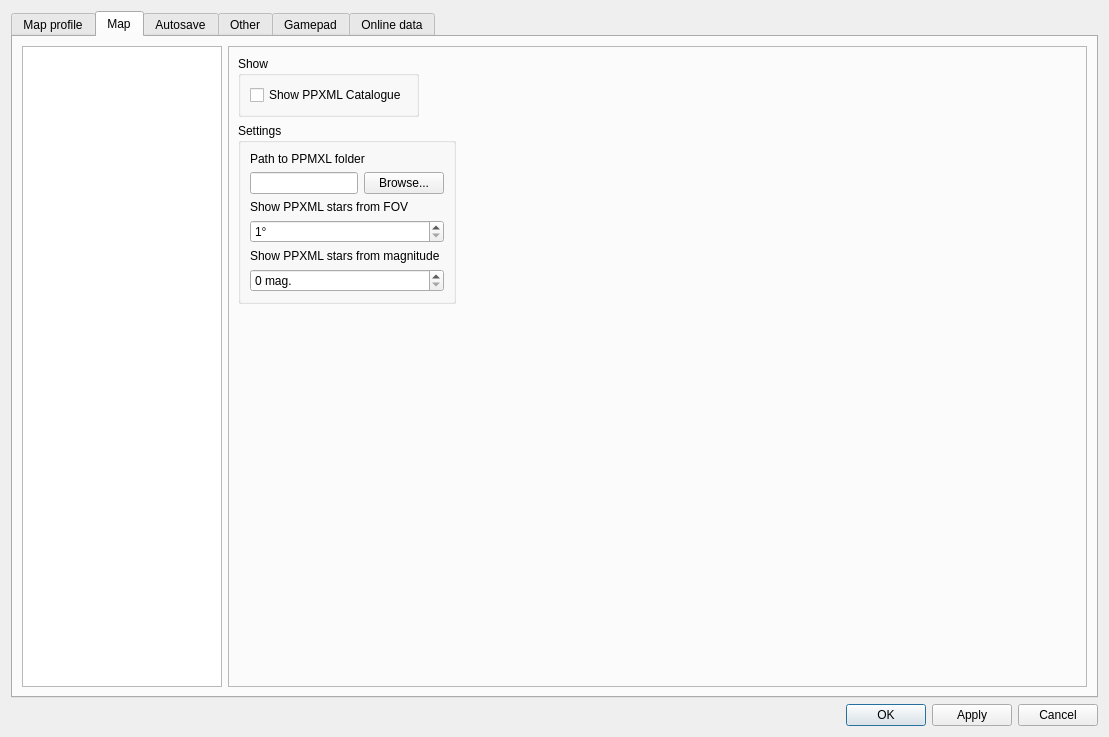
This is csetting.ui in PavelMr/skytechx as Qt 5 draws it before an edit. The edited form follows.
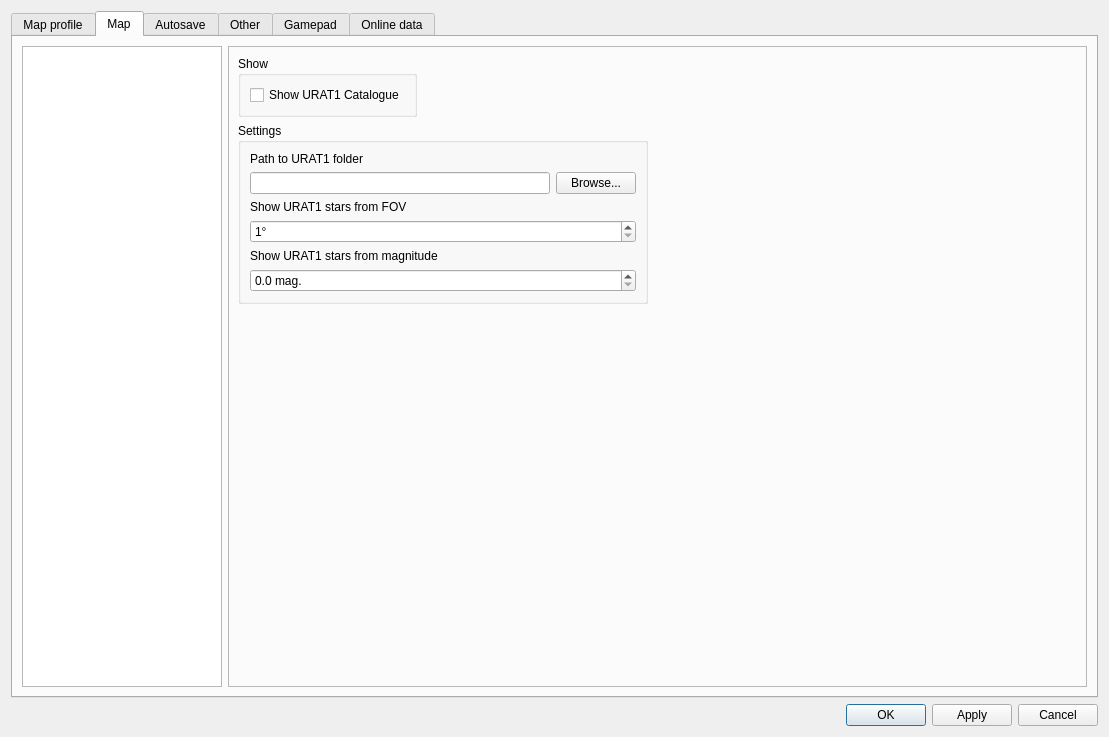
This is the edited form. The open tabs and pages were chosen to show the change. Custom widgets are drawn as their Qt base class.

Commit message: Added URAT1 catalog

```diff
--- a/csetting.ui
+++ b/csetting.ui
@@ -3102,7 +3102,14 @@
                     <item>
                      <layout class="QHBoxLayout" name="horizontalLayout_22">
                       <item>
-                       <widget class="QLineEdit" name="lineEdit_2"/>
+                       <widget class="QLineEdit" name="lineEdit_2">
+                        <property name="minimumSize">
+                         <size>
+                          <width>300</width>
+                          <height>0</height>
+                         </size>
+                        </property>
+                       </widget>
                       </item>
                       <item>
                        <widget class="QPushButton" name="pushButton_17">
@@ -3149,7 +3156,7 @@
                        <string> mag.</string>
                       </property>
                       <property name="decimals">
-                       <number>0</number>
+                       <number>1</number>
                       </property>
                       <property name="minimum">
                        <double>0.000000000000000</double>
@@ -3589,7 +3596,125 @@
                        <string> mag.</string>
                       </property>
                       <property name="decimals">
+                       <number>1</number>
+                      </property>
+                      <property name="minimum">
+                       <double>0.000000000000000</double>
+                      </property>
+                      <property name="maximum">
+                       <double>99.000000000000000</double>
+                      </property>
+                     </widget>
+                    </item>
+                   </layout>
+                  </item>
+                 </layout>
+                </widget>
+               </item>
+              </layout>
+             </item>
+            </layout>
+           </widget>
+           <widget class="QWidget" name="page_9">
+            <layout class="QVBoxLayout" name="verticalLayout_94">
+             <item>
+              <layout class="QFormLayout" name="formLayout_36">
+               <property name="fieldGrowthPolicy">
+                <enum>QFormLayout::AllNonFixedFieldsGrow</enum>
+               </property>
+               <item row="0" column="0">
+                <widget class="QGroupBox" name="groupBox_53">
+                 <property name="title">
+                  <string>Show</string>
+                 </property>
+                 <layout class="QVBoxLayout" name="verticalLayout_159">
+                  <item>
+                   <layout class="QVBoxLayout" name="verticalLayout_160">
+                    <item>
+                     <widget class="QCheckBox" name="showUrat1CheckBox_2">
+                      <property name="text">
+                       <string>Show URAT1 Catalogue</string>
+                      </property>
+                     </widget>
+                    </item>
+                   </layout>
+                  </item>
+                 </layout>
+                </widget>
+               </item>
+               <item row="1" column="0">
+                <widget class="QGroupBox" name="groupBox_54">
+                 <property name="title">
+                  <string>Settings</string>
+                 </property>
+                 <layout class="QVBoxLayout" name="verticalLayout_161">
+                  <item>
+                   <layout class="QVBoxLayout" name="verticalLayout_162">
+                    <item>
+                     <widget class="QLabel" name="label_190">
+                      <property name="text">
+                       <string>Path to URAT1 folder</string>
+                      </property>
+                     </widget>
+                    </item>
+                    <item>
+                     <layout class="QHBoxLayout" name="horizontalLayout_44">
+                      <item>
+                       <widget class="QLineEdit" name="lineEdit_urat_folder">
+                        <property name="minimumSize">
+                         <size>
+                          <width>300</width>
+                          <height>0</height>
+                         </size>
+                        </property>
+                       </widget>
+                      </item>
+                      <item>
+                       <widget class="QPushButton" name="pushButton_urat_browse">
+                        <property name="text">
+                         <string>Browse...</string>
+                        </property>
+                       </widget>
+                      </item>
+                     </layout>
+                    </item>
+                    <item>
+                     <widget class="QLabel" name="label_191">
+                      <property name="text">
+                       <string>Show URAT1 stars from FOV</string>
+                      </property>
+                     </widget>
+                    </item>
+                    <item>
+                     <widget class="QDoubleSpinBox" name="doubleSpinBox_urat_fov">
+                      <property name="suffix">
+                       <string>°</string>
+                      </property>
+                      <property name="decimals">
                        <number>0</number>
+                      </property>
+                      <property name="minimum">
+                       <double>1.000000000000000</double>
+                      </property>
+                      <property name="maximum">
+                       <double>45.000000000000000</double>
+                      </property>
+                     </widget>
+                    </item>
+                    <item>
+                     <widget class="QLabel" name="label_192">
+                      <property name="text">
+                       <string>Show URAT1 stars from magnitude</string>
+                      </property>
+                     </widget>
+                    </item>
+                    <item>
+                     <widget class="QDoubleSpinBox" name="doubleSpinBox_urat_mag">
+                      <property name="suffix">
+                       <string> mag.</string>
+                      </property>
+                      <property name="decimals">
+                       <number>1</number>
                       </property>
                       <property name="minimum">
                        <double>0.000000000000000</double>
```
Left out of the diff: 23 changed lines with no effect on the pictures. The commit also changes 20 other files.
